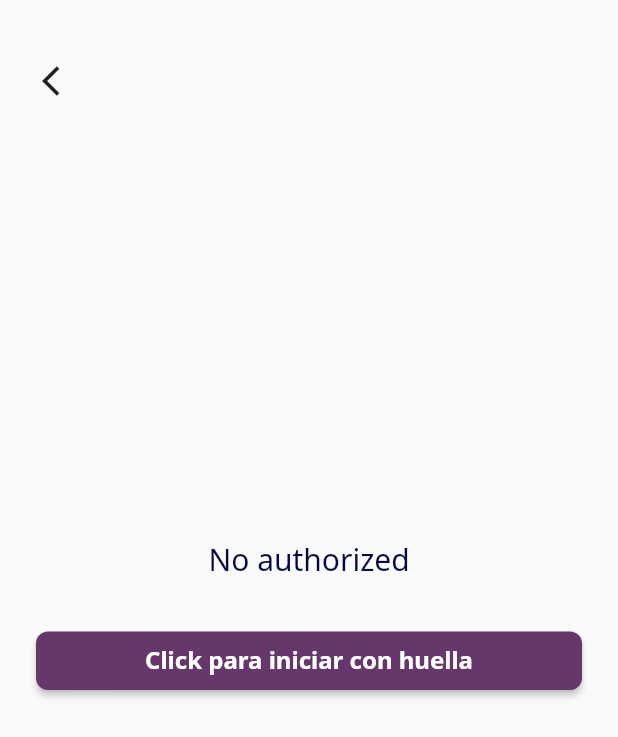
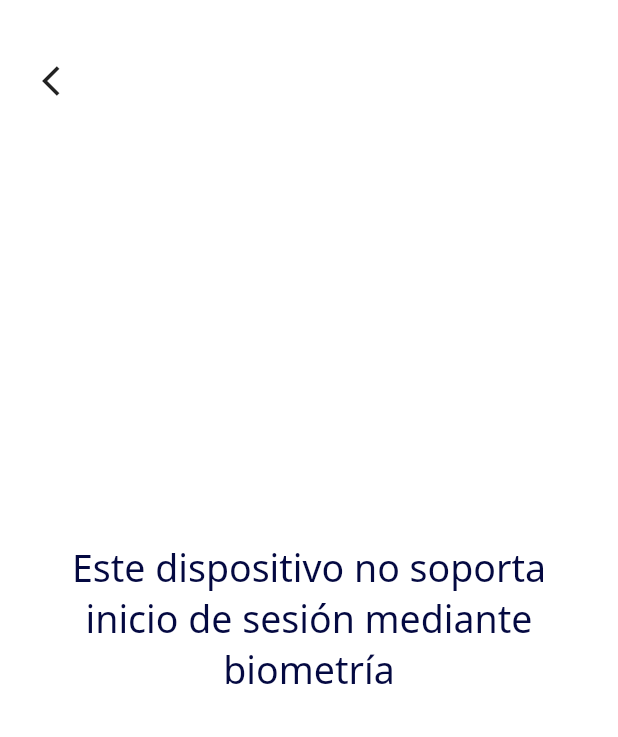
Before and after one commit to FabianVarela/flutter_login_types, a Flutter app: the screen it shows after launch, after a tap on "Iniciar con huella", on a phone screen of 412 x 824 dp. Shown: the top 737 px of the screen. Run offline on Flutter 3.47's test engine with Material 2 defaults, Android fonts, the phone set to English and light mode, and no system bars; our stand-ins replace google_fonts, local_auth, pinput, rxdart.

Commit message:
Update login biometric UI screen

```diff
--- a/lib/ui/login_biometric.ui.dart
+++ b/lib/ui/login_biometric.ui.dart
@@ -1,6 +1,6 @@
 import 'package:flutter/material.dart';
-import 'package:flutter/services.dart';
 import 'package:local_auth/local_auth.dart';
+import 'package:login_bloc/bloc/biometric_bloc.dart';
 import 'package:login_bloc/ui/widgets/custom_button.dart';
 import 'package:login_bloc/utils/colors.dart';
 
@@ -10,51 +10,48 @@ class LoginBiometric extends StatefulWidget {
 }
 
 class _LoginBiometricState extends State<LoginBiometric> {
-  bool _hasBiometricSensors;
-  List<BiometricType> _biometricTypeList;
+  final GlobalKey<ScaffoldState> _scaffoldKey = GlobalKey<ScaffoldState>();
 
-  String _authMessage = 'No authorized';
-
-  final _authentication = LocalAuthentication();
+  final _biometricBloc = BiometricBloc();
 
   @override
   void initState() {
     super.initState();
-    initBiometric();
+    _initBiometric();
+  }
+
+  @override
+  void dispose() {
+    _biometricBloc.dispose();
+    super.dispose();
   }
 
   @override
   Widget build(BuildContext context) {
     return Scaffold(
+      key: _scaffoldKey,
+      backgroundColor: CustomColors.white,
       body: Stack(
         children: <Widget>[
           Padding(
             padding: EdgeInsets.symmetric(horizontal: 24),
-            child: Column(
-              mainAxisAlignment: MainAxisAlignment.center,
-              children: <Widget>[
-                Text(
-                  _authMessage,
-                  textAlign: TextAlign.center,
-                  style: TextStyle(
-                    color: CustomColors.darkBlue,
-                    fontSize: 20,
+            child: StreamBuilder<bool>(
+              stream: _biometricBloc.hasBiometricStream,
+              builder: (_, AsyncSnapshot<bool> hasBiometricSnapshot) {
+                if (hasBiometricSnapshot.hasData) {
+                  if (hasBiometricSnapshot.data) {
+                    return _setBiometricLoginBody();
+                  } else {
+                    return _setEmptyMessage();
+                  }
+                }
+
+                return Center(
+                  child: CircularProgressIndicator(
+                    backgroundColor: CustomColors.lightGreen,
                   ),
-                ),
-                const SizedBox(height: 30),
-                Row(
-                  children: <Widget>[
-                    Expanded(
-                      child: CustomButton(
-                        text: 'Click para iniciar con huella',
-                        onPress: _authenticate,
-                        backgroundColor: CustomColors.darkPurple,
-                        foregroundColor: CustomColors.white,
-                      ),
-                    ),
-                  ],
-                ),
-              ],
+                );
+              },
             ),
           ),
           Positioned(
@@ -70,54 +67,105 @@ class _LoginBiometricState extends State<LoginBiometric> {
     );
   }
 
-  void initBiometric() async {
-    await _checkBiometric();
-    await _getListBiometric();
+  Widget _setBiometricLoginBody() {
+    return StreamBuilder<String>(
+      stream: _biometricBloc.messageStream,
+      builder: (_, AsyncSnapshot<String> messageSnapshot) {
+        if (messageSnapshot.hasData) {
+          if (messageSnapshot.data.isNotEmpty) {
+            _showSnackBar(messageSnapshot.data);
+          } else {
+            _goToScreen();
+          }
         }
 
-  Future<void> _checkBiometric() async {
-    bool hasBiometric;
-
-    try {
-      hasBiometric = await _authentication.canCheckBiometrics;
-    } on PlatformException catch (e) {
-      print(e);
+        return Column(
+          mainAxisAlignment: MainAxisAlignment.center,
+          children: <Widget>[
+            Text(
+              'Haz click para iniciar',
+              textAlign: TextAlign.center,
+              style: TextStyle(
+                color: CustomColors.darkBlue,
+                fontSize: 20,
+              ),
+            ),
+            const SizedBox(height: 30),
+            StreamBuilder<List<BiometricType>>(
+              initialData: <BiometricType>[],
+              stream: _biometricBloc.biometricListStream,
+              builder: (_, AsyncSnapshot<List<BiometricType>> snapshot) {
+                if (snapshot.data.isNotEmpty) {
+                  return Row(
+                    children: <Widget>[
+                      Expanded(
+                        child: CustomButton(
+                          text: 'Click para iniciar con huella',
+                          onPress: _biometricBloc.authenticate,
+                          backgroundColor: CustomColors.darkPurple,
+                          foregroundColor: CustomColors.white,
+                        ),
+                      ),
+                    ],
+                  );
                 }
 
-    setState(() => _hasBiometricSensors = hasBiometric);
-
-    print(_hasBiometricSensors);
+                return Center(
+                  child: Text(
+                    'Debes ir a configuración y habilitar la huella o el Face ID',
+                    textAlign: TextAlign.center,
+                    style: TextStyle(
+                      color: CustomColors.darkBlue,
+                      fontSize: 20,
+                    ),
+                  ),
+                );
+              },
+            ),
+          ],
+        );
+      },
+    );
   }
 
-  Future<void> _getListBiometric() async {
-    List<BiometricType> biometricList;
-
-    try {
-      biometricList = await _authentication.getAvailableBiometrics();
-    } on PlatformException catch (e) {
-      print(e);
+  Widget _setEmptyMessage() {
+    return Center(
+      child: Text(
+        'Este dispositivo no soporta inicio de sesión mediante biometría',
+        textAlign: TextAlign.center,
+        style: TextStyle(
+          color: CustomColors.darkBlue,
+          fontSize: 25,
+        ),
+      ),
+    );
   }
 
-    setState(() => _biometricTypeList = biometricList);
-
-    print(_biometricTypeList);
+  void _initBiometric() async {
+    await _biometricBloc.checkBiometric();
+    await _biometricBloc.getListBiometric();
   }
 
-  Future<void> _authenticate() async {
-    var isAuthorized = false;
-
-    try {
-      isAuthorized = await _authentication.authenticateWithBiometrics(
-        localizedReason: 'Coloca tu huella',
-        useErrorDialogs: true,
-        stickyAuth: true,
+  void _goToScreen() {
+    Future.delayed(
+      Duration.zero,
+      () => Navigator.of(context)
+          .pushNamedAndRemoveUntil('/home', (Route<dynamic> route) => false),
     );
-    } on PlatformException catch (e) {
-      print(e);
   }
 
-    setState(
-      () => _authMessage = isAuthorized ? 'Authorized' : 'No authorized',
+  void _showSnackBar(String message) {
+    Future.delayed(
+      Duration(milliseconds: 100),
+      () => _scaffoldKey.currentState.showSnackBar(SnackBar(
+        content: Text(
+          message,
+          style: TextStyle(
+            color: CustomColors.lightWhite,
+          ),
+        ),
+        duration: Duration(seconds: 3),
+      )),
     );
   }
 }
```
Lines whose indentation alone changed are shown as unchanged.
